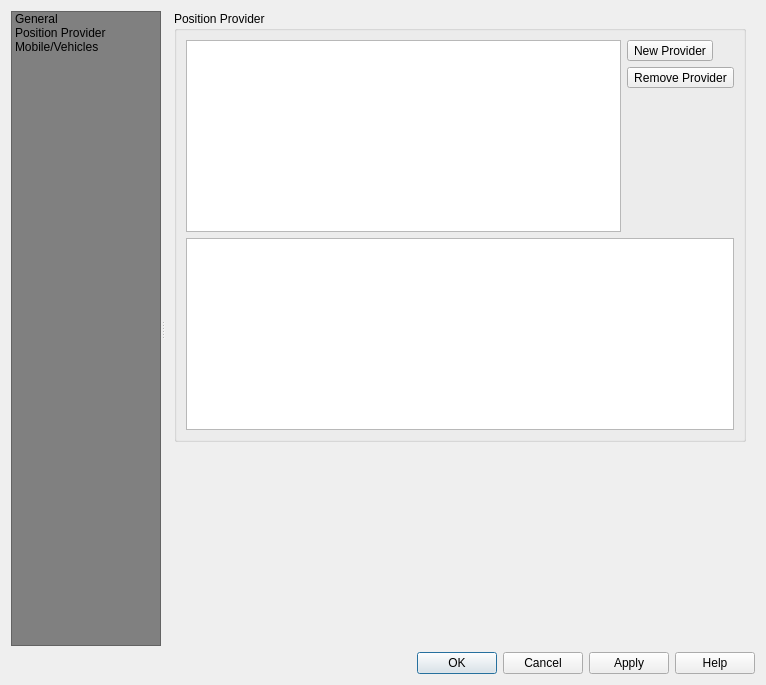
The window that ui/posiview_properties_base.ui (jrenken/qgis-PosiView) describes before a commit, drawn with Qt 5.
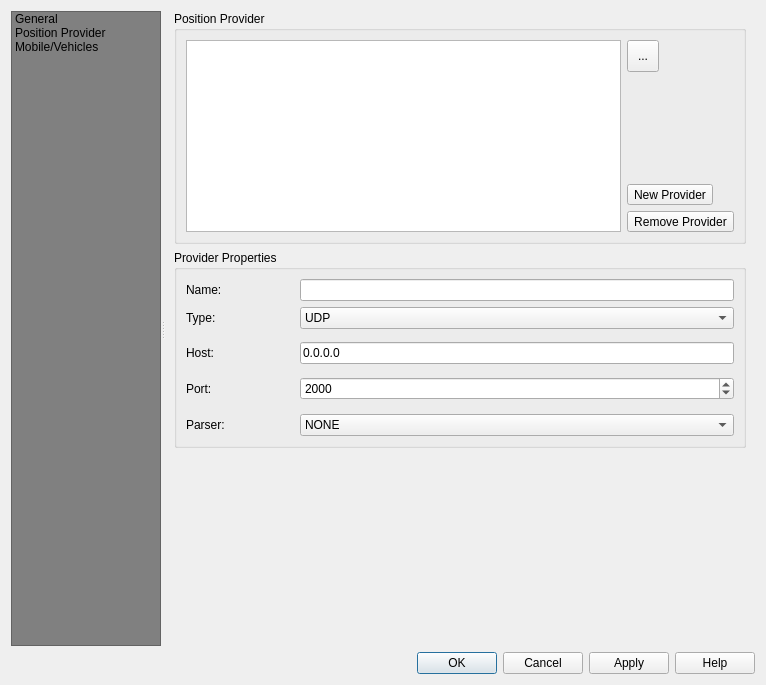
The same window after the commit. The open tabs and pages were chosen to show the change. Icons and pictures are not drawn. Custom widgets are drawn as their Qt base class.

Commit message: implement configuration of dataprovider

Diff of the .ui file:
```diff
--- a/ui/posiview_properties_base.ui
+++ b/ui/posiview_properties_base.ui
@@ -140,7 +140,7 @@
           </sizepolicy>
          </property>
          <property name="currentIndex">
-          <number>0</number>
+          <number>1</number>
          </property>
          <widget class="QWidget" name="mOptsPage_01">
           <layout class="QVBoxLayout" name="verticalLayout_14">
@@ -356,7 +356,7 @@
                 <number>0</number>
                </property>
                <item>
-                <widget class="QgsCollapsibleGroupBox" name="groupBox_2">
+                <widget class="QgsCollapsibleGroupBox" name="groupBoxProvider">
                  <property name="title">
                   <string>Position Provider</string>
                  </property>
@@ -364,12 +364,50 @@
                   <item>
                    <layout class="QHBoxLayout" name="horizontalLayout_2">
                     <item>
-                     <widget class="QListView" name="mProviderListView"/>
+                     <widget class="QListView" name="mDataProviderListView"/>
                     </item>
                     <item>
                      <layout class="QVBoxLayout" name="verticalLayout_5">
                       <item>
-                       <widget class="QToolButton" name="toolButton">
+                       <widget class="QToolButton" name="toolButtonApplyDataProvider">
+                        <property name="minimumSize">
+                         <size>
+                          <width>32</width>
+                          <height>32</height>
+                         </size>
+                        </property>
+                        <property name="toolTip">
+                         <string>Apply provider properties</string>
+                        </property>
+                        <property name="statusTip">
+                         <string>Apply provider properties</string>
+                        </property>
+                        <property name="text">
+                         <string>...</string>
+                        </property>
+                       </widget>
+                      </item>
+                      <item>
+                       <spacer name="verticalSpacer_4">
+                        <property name="orientation">
+                         <enum>Qt::Vertical</enum>
+                        </property>
+                        <property name="sizeHint" stdset="0">
+                         <size>
+                          <width>20</width>
+                          <height>40</height>
+                         </size>
+                        </property>
+                       </spacer>
+                      </item>
+                      <item>
+                       <widget class="QToolButton" name="toolButtonAddDataProvider">
+                        <property name="toolTip">
+                         <string>Add a new data provider</string>
+                        </property>
+                        <property name="statusTip">
+                         <string>Add a new data provider</string>
+                        </property>
                         <property name="text">
                          <string>New Provider</string>
                         </property>
@@ -380,7 +418,13 @@
                        </widget>
                       </item>
                       <item>
-                       <widget class="QToolButton" name="toolButton_2">
+                       <widget class="QToolButton" name="toolButtonRemoveDataProvider">
+                        <property name="toolTip">
+                         <string>Remove current provider</string>
+                        </property>
+                        <property name="statusTip">
+                         <string>Remove current provider</string>
+                        </property>
                         <property name="text">
                          <string>Remove Provider</string>
                         </property>
@@ -390,31 +434,122 @@
                         </property>
                        </widget>
                       </item>
-                      <item>
-                       <spacer name="verticalSpacer_4">
-                        <property name="orientation">
-                         <enum>Qt::Vertical</enum>
-                        </property>
-                        <property name="sizeHint" stdset="0">
-                         <size>
-                          <width>20</width>
-                          <height>40</height>
-                         </size>
-                        </property>
-                       </spacer>
-                      </item>
                      </layout>
                     </item>
                    </layout>
                   </item>
-                  <item>
-                   <widget class="QTableView" name="mProviderPropertiesTableView">
-                    <attribute name="horizontalHeaderVisible">
-                     <bool>false</bool>
-                    </attribute>
-                    <attribute name="horizontalHeaderStretchLastSection">
-                     <bool>true</bool>
-                    </attribute>
+                 </layout>
+                </widget>
+               </item>
+               <item>
+                <widget class="QgsCollapsibleGroupBox" name="mGroupBoxProviderProperties">
+                 <property name="title">
+                  <string>Provider Properties</string>
+                 </property>
+                 <layout class="QGridLayout" name="gridLayout_4" columnstretch="1,4">
+                  <item row="3" column="0">
+                   <widget class="QLabel" name="label_19">
+                    <property name="text">
+                     <string>Parser:</string>
+                    </property>
+                   </widget>
+                  </item>
+                  <item row="0" column="1">
+                   <widget class="QLineEdit" name="lineEditProviderName"/>
+                  </item>
+                  <item row="1" column="0">
+                   <widget class="QLabel" name="label_16">
+                    <property name="text">
+                     <string>Type:</string>
+                    </property>
+                   </widget>
+                  </item>
+                  <item row="3" column="1">
+                   <widget class="QComboBox" name="comboBoxParser">
+                    <item>
+                     <property name="text">
+                      <string>NONE</string>
+                     </property>
+                    </item>
+                    <item>
+                     <property name="text">
+                      <string>IX_USBL</string>
+                     </property>
+                    </item>
+                    <item>
+                     <property name="text">
+                      <string>PISE</string>
+                     </property>
+                    </item>
+                   </widget>
+                  </item>
+                  <item row="0" column="0">
+                   <widget class="QLabel" name="label_15">
+                    <property name="text">
+                     <string>Name:</string>
+                    </property>
+                   </widget>
+                  </item>
+                  <item row="1" column="1">
+                   <widget class="QComboBox" name="comboBoxProviderType">
+                    <item>
+                     <property name="text">
+                      <string>UDP</string>
+                     </property>
+                    </item>
+                    <item>
+                     <property name="text">
+                      <string>TCP-Client</string>
+                     </property>
+                    </item>
+                   </widget>
+                  </item>
+                  <item row="2" column="0" colspan="2">
+                   <widget class="QStackedWidget" name="stackedWidgetDataDevice">
+                    <property name="currentIndex">
+                     <number>0</number>
+                    </property>
+                    <widget class="QWidget" name="pageUdpTcp">
+                     <layout class="QGridLayout" name="gridLayout_5" columnstretch="1,4">
+                      <property name="margin">
+                       <number>0</number>
+                      </property>
+                      <item row="0" column="0">
+                       <widget class="QLabel" name="label_17">
+                        <property name="text">
+                         <string>Host:</string>
+                        </property>
+                       </widget>
+                      </item>
+                      <item row="0" column="1">
+                       <widget class="QLineEdit" name="lineEditProviderHostName">
+                        <property name="text">
+                         <string>0.0.0.0</string>
+                        </property>
+                       </widget>
+                      </item>
+                      <item row="1" column="0">
+                       <widget class="QLabel" name="label_18">
+                        <property name="text">
+                         <string>Port:</string>
+                        </property>
+                       </widget>
+                      </item>
+                      <item row="1" column="1">
+                       <widget class="QSpinBox" name="spinBoxProviderPort">
+                        <property name="minimum">
+                         <number>1</number>
+                        </property>
+                        <property name="maximum">
+                         <number>65535</number>
+                        </property>
+                        <property name="value">
+                         <number>2000</number>
+                        </property>
+                       </widget>
+                      </item>
+                     </layout>
+                    </widget>
                    </widget>
                   </item>
                  </layout>
@@ -469,7 +604,7 @@
                 <number>0</number>
                </property>
                <item>
-                <widget class="QgsCollapsibleGroupBox" name="groupBox_3">
+                <widget class="QgsCollapsibleGroupBox" name="groupBoxMobiles">
                  <property name="title">
                   <string>Mobiles</string>
                  </property>
@@ -499,6 +634,9 @@
                           <height>32</height>
                          </size>
                         </property>
+                        <property name="toolTip">
+                         <string>Apply changes</string>
+                        </property>
                         <property name="statusTip">
                          <string>Apply changes</string>
                         </property>
@@ -522,8 +660,11 @@
                       </item>
                       <item>
                        <widget class="QToolButton" name="toolButtonAddMobile">
+                        <property name="toolTip">
+                         <string>Add a new mobile</string>
+                        </property>
                         <property name="statusTip">
-                         <string>Add a ne mobile</string>
+                         <string>Add a new mobile</string>
                         </property>
                         <property name="text">
                          <string>...</string>
@@ -536,6 +677,9 @@
                       </item>
                       <item>
                        <widget class="QToolButton" name="toolButtonRemoveMobile">
+                        <property name="toolTip">
+                         <string>Delete mobile</string>
+                        </property>
                         <property name="statusTip">
                          <string>Delete mobile</string>
                         </property>
@@ -556,7 +700,7 @@
                 </widget>
                </item>
                <item>
-                <widget class="QgsCollapsibleGroupBox" name="mGroupBox">
+                <widget class="QgsCollapsibleGroupBox" name="mGroupBoxMobileProperties">
                  <property name="title">
                   <string>Mobile Properties</string>
                  </property>
@@ -593,14 +737,14 @@
                   <item row="10" column="0">
                    <widget class="QLabel" name="label_12">
                     <property name="text">
-                     <string>Position Provider:</string>
+                     <string>Data Provider:</string>
                     </property>
                    </widget>
                   </item>
                   <item row="6" column="0">
                    <widget class="QLabel" name="label_9">
                     <property name="text">
-                     <string>Timeout [s]</string>
+                     <string>Timeout [s]:</string>
                     </property>
                    </widget>
                   </item>
@@ -624,7 +768,7 @@
                   <item row="5" column="0">
                    <widget class="QLabel" name="label_10">
                     <property name="text">
-                     <string>Color: Outline and Fill:</string>
+                     <string>Color of Outline and Fill:</string>
                     </property>
                    </widget>
                   </item>
@@ -681,6 +825,12 @@
                           <height>32</height>
                          </size>
                         </property>
+                        <property name="toolTip">
+                         <string>Update data provider list</string>
+                        </property>
+                        <property name="statusTip">
+                         <string>Update data provider list</string>
+                        </property>
                         <property name="text">
                          <string>...</string>
                         </property>
@@ -688,6 +838,12 @@
                       </item>
                       <item>
                        <widget class="QToolButton" name="toolButtonRemoveMobileProvider">
+                        <property name="toolTip">
+                         <string>Remove provider from list</string>
+                        </property>
+                        <property name="statusTip">
+                         <string>Remove provider from list</string>
+                        </property>
                         <property name="text">
                          <string>...</string>
                         </property>
@@ -731,7 +887,7 @@
                   <item row="7" column="0">
                    <widget class="QLabel" name="label_11">
                     <property name="text">
-                     <string>Track Length and Color</string>
+                     <string>Track Length and Color:</string>
                     </property>
                    </widget>
                   </item>
@@ -812,6 +968,13 @@
                     </property>
                    </widget>
                   </item>
+                  <item row="9" column="0">
+                   <widget class="QLabel" name="label_14">
+                    <property name="text">
+                     <string>Provider and filter:</string>
+                    </property>
+                   </widget>
+                  </item>
                  </layout>
                 </widget>
                </item>
```
The commit also changes 1 other file.
